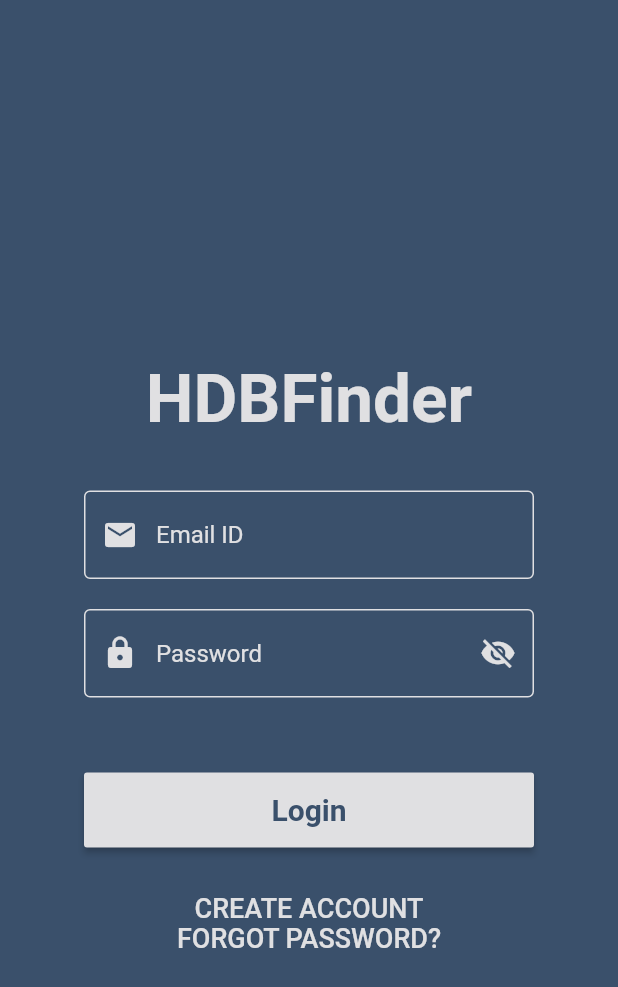
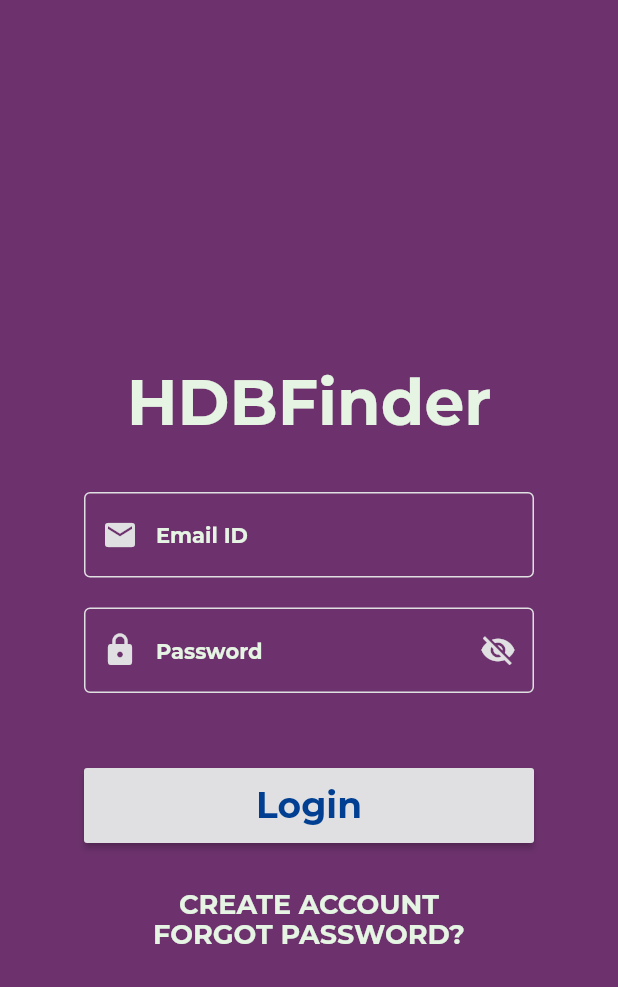
Before and after one commit to divvijchandna/hdbfinder, a Flutter app: the screen it shows after launch, on a phone screen of 412 x 824 dp. Shown: the top 987 px of the screen. Run offline on Flutter 3.47's test engine with Material 2 defaults, Android fonts, the light colour scheme and no system bars; our stand-ins replace cloud_firestore, firebase_auth, flushbar, flutter_spinkit, google_fonts, syncfusion_flutter_charts; accounts and stored records are empty.

Commit message:
formatting

```diff
--- a/lib/screens/authenticate/sign_in.dart
+++ b/lib/screens/authenticate/sign_in.dart
@@ -6,6 +6,7 @@ import 'package:hdbfinder/screens/authenticate/forgot_pw.dart';
 import 'package:hdbfinder/screens/home/home.dart';
 import 'package:hdbfinder/services/auth.dart';
 import 'package:hdbfinder/shared/loading.dart';
+import 'package:google_fonts/google_fonts.dart';
 
 class SignIn extends StatefulWidget {
   @override
@@ -30,7 +31,7 @@ class _SignInState extends State<SignIn> {
   @override
   Widget build(BuildContext context) {
     return loading ? Loading() : Scaffold(
-      backgroundColor: Color(0xff3a506b),
+      backgroundColor: Color(0xff6d326d),
       body: new Center(
         child: SingleChildScrollView(
             child: Column(
@@ -43,10 +44,9 @@ class _SignInState extends State<SignIn> {
                         mainAxisAlignment: MainAxisAlignment.center,
                         children:[
                           Text('HDBFinder',
-                            style: TextStyle(
-                                fontSize: 45.0,
-                                fontWeight: FontWeight.w700,
-                                color: Color(0xffe0e0e2)
+                            style: GoogleFonts.montserrat(
+                                textStyle: TextStyle(
+                                    color: Color(0xffe5f4e3), fontSize: 42.0, fontWeight: FontWeight.bold)
                             ),
                             textAlign: TextAlign.center,)
                         ]
@@ -80,13 +80,14 @@ class _SignInState extends State<SignIn> {
                                     Icons.email,
                                     color: Color(0xffe0e0e2)
                                 ),
-                                hintStyle: TextStyle(
-                                    color: Color(0xffe0e0e2)
-                                )
+                                hintStyle: GoogleFonts.montserrat(
+                                    textStyle: TextStyle(
+                                        color: Color(0xffe5f4e3), fontSize: 14.0, fontWeight: FontWeight.bold)
+                                ),
                             ),
-                            style: TextStyle(
-                              color: Color(0xffe0e0e2),
-                            ),
+                            style: GoogleFonts.montserrat(
+                                textStyle: TextStyle(
+                                    color: Color(0xffe5f4e3), fontSize: 14.0, fontWeight: FontWeight.bold)),
                             validator: (val) => val.isEmpty ? 'Enter your email' : null,
                             onChanged: (val) {
                               setState(() => email = val);
@@ -115,8 +116,9 @@ class _SignInState extends State<SignIn> {
                                   Icons.lock,
                                   color: Color(0xffe0e0e2)
                               ),
-                              hintStyle: TextStyle(
-                                  color: Color(0xffe0e0e2)
+                              hintStyle: GoogleFonts.montserrat(
+                                  textStyle: TextStyle(
+                                      color: Color(0xffe5f4e3), fontSize: 14.0, fontWeight: FontWeight.bold)
                               ),
                               suffixIcon: IconButton(
                                 icon: Icon(
@@ -134,8 +136,9 @@ class _SignInState extends State<SignIn> {
                                 },
                               ),
                             ),
-                            style: TextStyle(
-                              color: Color(0xffe0e0e2),
+                            style: GoogleFonts.montserrat(
+                                textStyle: TextStyle(
+                                    color: Color(0xffe5f4e3), fontSize: 14.0, fontWeight: FontWeight.bold)
                             ),
                             validator: (val) => val.length < 6 ? 'Password should be at least 6 characters' : null,
                             onChanged: (val) {
@@ -176,10 +179,9 @@ class _SignInState extends State<SignIn> {
                         },
                         child: Text(
                           'Login',
-                          style: TextStyle(
-                            fontSize: 20.0,
-                            fontWeight: FontWeight.w700,
-                            color: Color(0xff3a506b),
+                          style: GoogleFonts.montserrat(
+                              textStyle: TextStyle(
+                                  color: Color(0xff003f91), fontSize: 24.0, fontWeight: FontWeight.bold)
                           ),
                           textAlign: TextAlign.center,
                         ),
@@ -202,9 +204,9 @@ class _SignInState extends State<SignIn> {
                         },
                         child: Text(
                           'CREATE ACCOUNT',
-                          style: TextStyle(
-                            fontSize: 18,
-                            color: Color(0xffe0e0e2),
+                          style: GoogleFonts.montserrat(
+                              textStyle: TextStyle(
+                                  color: Color(0xffe5f4e3), fontSize: 18.0, fontWeight: FontWeight.bold),
                           ),
                           textAlign: TextAlign.center,
                         ),
@@ -225,9 +227,9 @@ class _SignInState extends State<SignIn> {
                         },
                         child: Text(
                           'FORGOT PASSWORD?',
-                          style: TextStyle(
-                            fontSize: 18,
-                            color: Color(0xffe0e0e2),
+                          style: GoogleFonts.montserrat(
+                              textStyle: TextStyle(
+                                  color: Color(0xffe5f4e3), fontSize: 18.0, fontWeight: FontWeight.bold),
                           ),
                           textAlign: TextAlign.center,
                         ),
```
